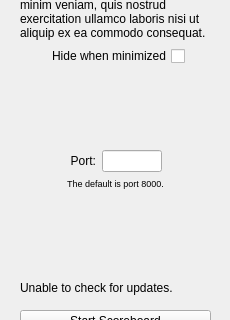
someweisguy/NSOBridge, file NSOBridge.ui: the form before one commit; both pictures show x 0 to 230 and y 83 to 403 of the 230 by 500 pixel window.
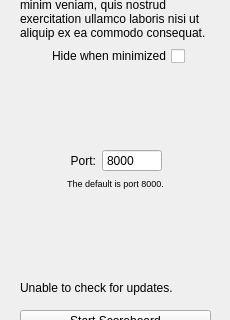
The form after the commit.

Commit message: port widget is spinbox

Patch:
```diff
--- a/NSOBridge.ui
+++ b/NSOBridge.ui
@@ -175,35 +175,6 @@
         </property>
        </spacer>
       </item>
-      <item row="0" column="1">
-       <widget class="QLabel" name="portLabel">
-        <property name="text">
-         <string>Port:</string>
-        </property>
-        <property name="alignment">
-         <set>Qt::AlignRight|Qt::AlignTrailing|Qt::AlignVCenter</set>
-        </property>
-       </widget>
-      </item>
-      <item row="0" column="2">
-       <widget class="QLineEdit" name="portLineEdit">
-        <property name="sizePolicy">
-         <sizepolicy hsizetype="Fixed" vsizetype="Fixed">
-          <horstretch>0</horstretch>
-          <verstretch>0</verstretch>
-         </sizepolicy>
-        </property>
-        <property name="maximumSize">
-         <size>
-          <width>60</width>
-          <height>16777215</height>
-         </size>
-        </property>
-        <property name="maxLength">
-         <number>5</number>
-        </property>
-       </widget>
-      </item>
       <item row="0" column="0">
        <spacer name="portLeftSpacer">
         <property name="orientation">
@@ -217,6 +188,38 @@
         </property>
        </spacer>
       </item>
+      <item row="0" column="2">
+       <widget class="QSpinBox" name="portSpinBox">
+        <property name="minimumSize">
+         <size>
+          <width>60</width>
+          <height>0</height>
+         </size>
+        </property>
+        <property name="buttonSymbols">
+         <enum>QAbstractSpinBox::NoButtons</enum>
+        </property>
+        <property name="minimum">
+         <number>1</number>
+        </property>
+        <property name="maximum">
+         <number>65535</number>
+        </property>
+        <property name="value">
+         <number>8000</number>
+        </property>
+       </widget>
+      </item>
+      <item row="0" column="1">
+       <widget class="QLabel" name="portLabel">
+        <property name="text">
+         <string>Port:</string>
+        </property>
+        <property name="alignment">
+         <set>Qt::AlignRight|Qt::AlignTrailing|Qt::AlignVCenter</set>
+        </property>
+       </widget>
+      </item>
      </layout>
     </item>
     <item>
```
The commit also changes 1 other file.
